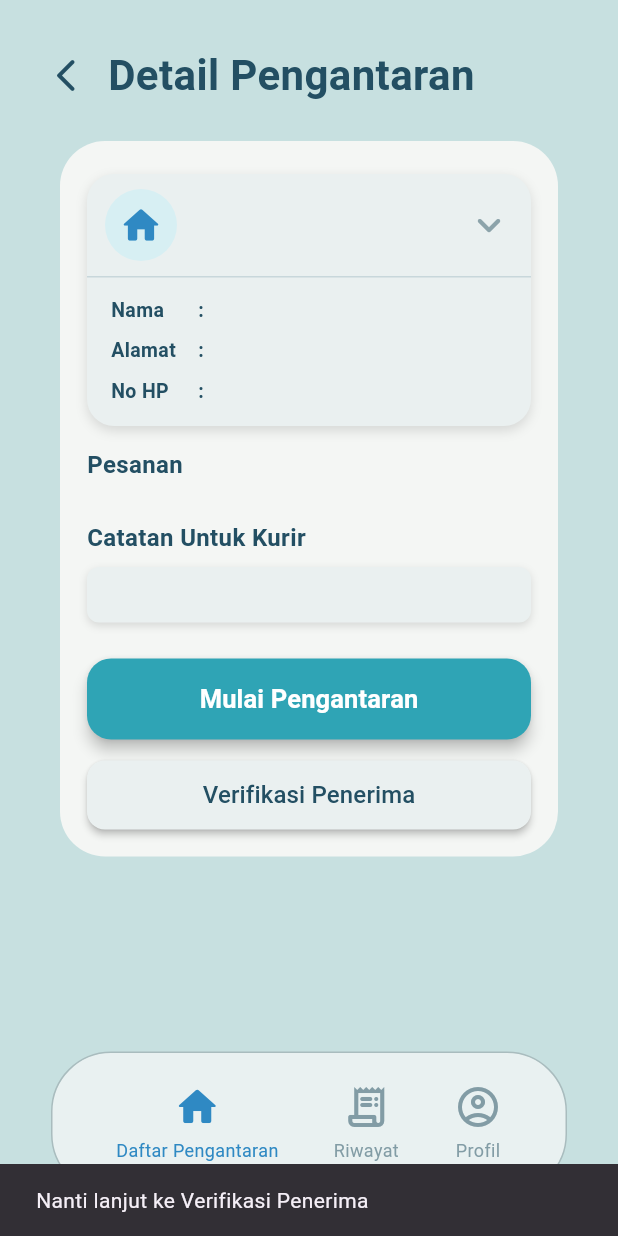
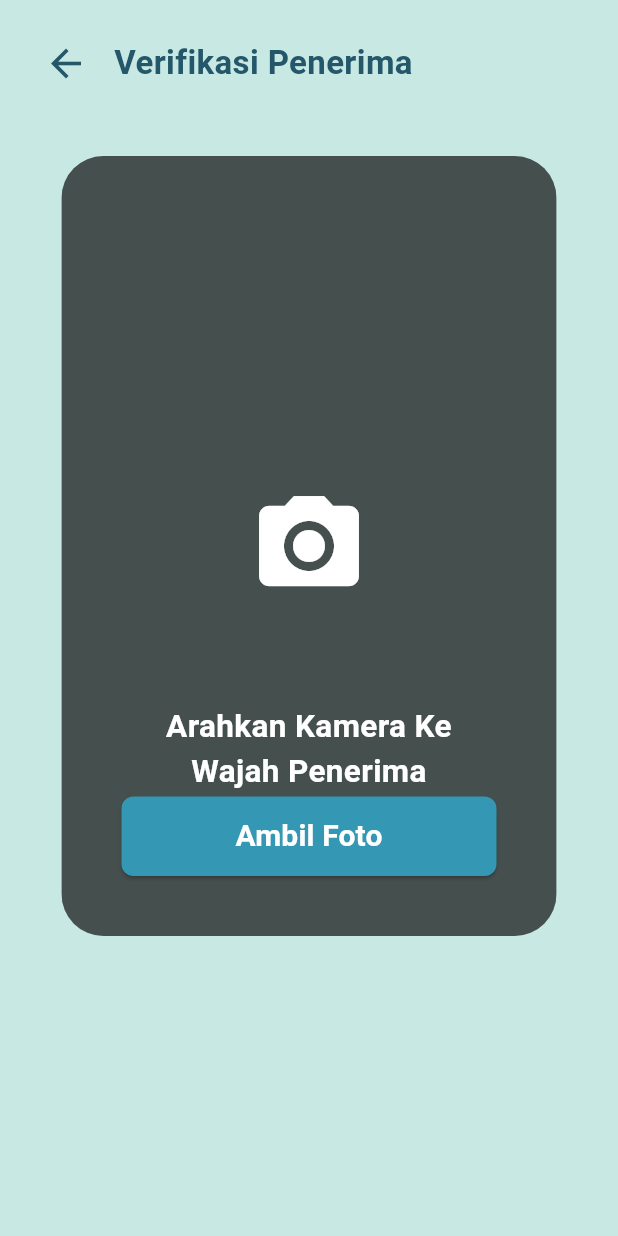
Before and after one commit to caniaye/Proyek3Mobile, a Flutter app: the DetailPengantaranPage screen opened directly with empty values, item 2 of the bottom bar chosen, after a tap on the "home" icon, after a tap on "Verifikasi Penerima", on a phone screen of 412 x 824 dp. Run offline on Flutter 3.47's test engine with Material 3 defaults, Android fonts, the phone set to English and light mode, and no system bars; our stand-ins replace image_picker; Roboto replaces fonts that are missing (Poppins).

Commit message:
tambah halaman konfirmasi & verifikasi pengantaran

```diff
--- a/proyek3_mobile/lib/screens/detail_pengantaran_page.dart
+++ b/proyek3_mobile/lib/screens/detail_pengantaran_page.dart
@@ -1,4 +1,5 @@
 import 'package:flutter/material.dart';
+import 'verifikasi_penerima_page.dart';
 
 class DetailPengantaranPage extends StatefulWidget {
   final Map<String, dynamic> kurirData;
@@ -172,9 +173,10 @@ class _DetailPengantaranPageState extends State<DetailPengantaranPage> {
                         height: 46,
                         child: ElevatedButton(
                           onPressed: () {
-                            ScaffoldMessenger.of(context).showSnackBar(
-                              const SnackBar(
-                                content: Text('Nanti lanjut ke Verifikasi Penerima'),
+                            Navigator.push(
+                           context,
+                           MaterialPageRoute(
+                           builder: (context) => const VerifikasiPenerimaPage(),
                               ),
                             );
                           },
--- /dev/null
+++ b/proyek3_mobile/lib/screens/verifikasi_penerima_page.dart
@@ -0,0 +1,158 @@
+import 'dart:io';
+import 'package:flutter/material.dart';
+import 'package:image_picker/image_picker.dart';
+import 'konfirmasi_pengantaran_page.dart';
+
+class VerifikasiPenerimaPage extends StatefulWidget {
+  const VerifikasiPenerimaPage({super.key});
+
+  @override
+  State<VerifikasiPenerimaPage> createState() =>
+      _VerifikasiPenerimaPageState();
+}
+
+class _VerifikasiPenerimaPageState extends State<VerifikasiPenerimaPage> {
+  File? fotoPenerima;
+
+  Future<void> ambilFoto() async {
+    final ImagePicker picker = ImagePicker();
+
+    final XFile? image = await picker.pickImage(
+      source: ImageSource.camera,
+      imageQuality: 80,
+    );
+
+    if (image != null) {
+      setState(() {
+        fotoPenerima = File(image.path);
+      });
+    }
+  }
+
+  @override
+  Widget build(BuildContext context) {
+    return Scaffold(
+      backgroundColor: const Color(0xFFC8E8E4),
+      body: SafeArea(
+        child: Column(
+          children: [
+            // HEADER
+            Padding(
+              padding: const EdgeInsets.symmetric(horizontal: 20, vertical: 18),
+              child: Row(
+                children: [
+                  IconButton(
+                    icon: const Icon(Icons.arrow_back, size: 30),
+                    color: const Color(0xFF24576A),
+                    onPressed: () {
+                      Navigator.pop(context);
+                    },
+                  ),
+                  const SizedBox(width: 8),
+                  const Text(
+                    "Verifikasi Penerima",
+                    style: TextStyle(
+                      fontSize: 22,
+                      fontWeight: FontWeight.bold,
+                      color: Color(0xFF24576A),
+                    ),
+                  ),
+                ],
+              ),
+            ),
+
+            const SizedBox(height: 20),
+
+            // AREA KAMERA
+            Container(
+              width: 330,
+              height: 520,
+              decoration: BoxDecoration(
+                color: Colors.black26,
+                borderRadius: BorderRadius.circular(28),
+              ),
+              child: ClipRRect(
+                borderRadius: BorderRadius.circular(28),
+                child: Stack(
+                  fit: StackFit.expand,
+                  children: [
+                    fotoPenerima == null
+                        ? Container(
+                            color: Colors.black54,
+                            child: const Center(
+                              child: Icon(
+                                Icons.camera_alt,
+                                color: Colors.white,
+                                size: 80,
+                              ),
+                            ),
+                          )
+                        : Image.file(
+                            fotoPenerima!,
+                            fit: BoxFit.cover,
+                          ),
+
+                    // TEXT
+                    Positioned(
+                      bottom: 95,
+                      left: 0,
+                      right: 0,
+                      child: Text(
+                        fotoPenerima == null
+                            ? "Arahkan Kamera Ke\nWajah Penerima"
+                            : "Foto Penerima Berhasil\nDiambil",
+                        textAlign: TextAlign.center,
+                        style: const TextStyle(
+                          color: Colors.white,
+                          fontSize: 21,
+                          fontWeight: FontWeight.bold,
+                        ),
+                      ),
+                    ),
+
+                    // BUTTON (SUDAH DIPERBAIKI)
+                    Positioned(
+                      bottom: 40,
+                      left: 40,
+                      right: 40,
+                      child: ElevatedButton(
+                        onPressed: () async {
+                          await ambilFoto();
+
+                          if (fotoPenerima != null) {
+                            Navigator.push(
+                              context,
+                              MaterialPageRoute(
+                                builder: (context) =>
+                                    const KonfirmasiPengantaranPage(),
+                              ),
+                            );
+                          }
+                        },
+                        style: ElevatedButton.styleFrom(
+                          backgroundColor: const Color(0xFF3498B5),
+                          shape: RoundedRectangleBorder(
+                            borderRadius: BorderRadius.circular(8),
+                          ),
+                          padding: const EdgeInsets.symmetric(vertical: 12),
+                        ),
+                        child: Text(
+                          fotoPenerima == null ? "Ambil Foto" : "Foto Ulang",
+                          style: const TextStyle(
+                            fontSize: 20,
+                            color: Colors.white,
+                            fontWeight: FontWeight.bold,
+                          ),
+                        ),
+                      ),
+                    ),
+                  ],
+                ),
+              ),
+            ),
+          ],
+        ),
+      ),
+    );
+  }
+}
--- a/proyek3_mobile/pubspec.yaml
+++ b/proyek3_mobile/pubspec.yaml
@@ -11,7 +11,9 @@ dependencies:
     sdk: flutter
 
   cupertino_icons: ^1.0.8
-  http: ^1.2.1   # 👈 TAMBAHKAN INI
+  http: ^1.2.1
+  image_picker: ^1.1.2
+  intl: ^0.19.0
 
 dev_dependencies:
   flutter_test:
```
Also changed, not shown: proyek3_mobile/lib/screens/konfirmasi_pengantaran_page.dart (added, +256 -0 lines), proyek3_mobile/pubspec.lock, 5 other files.
